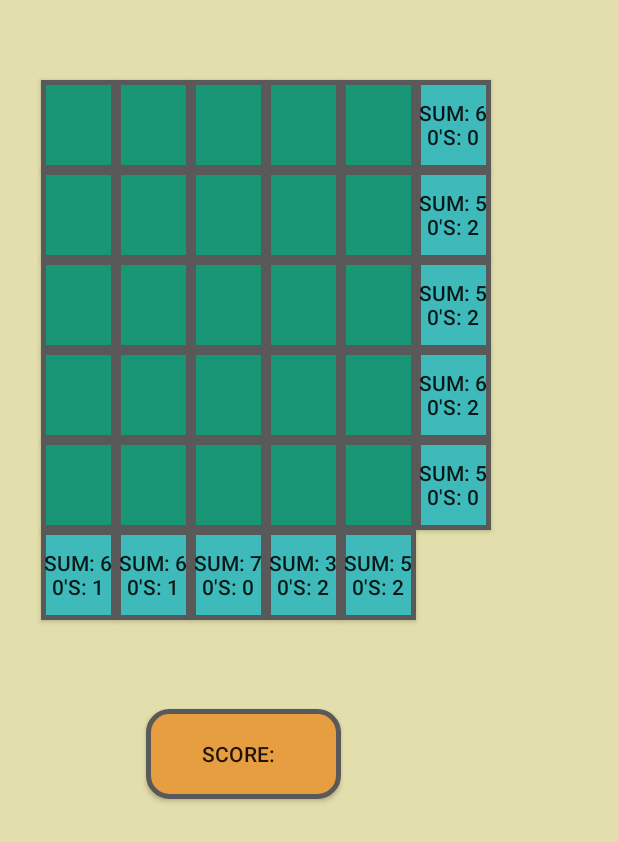
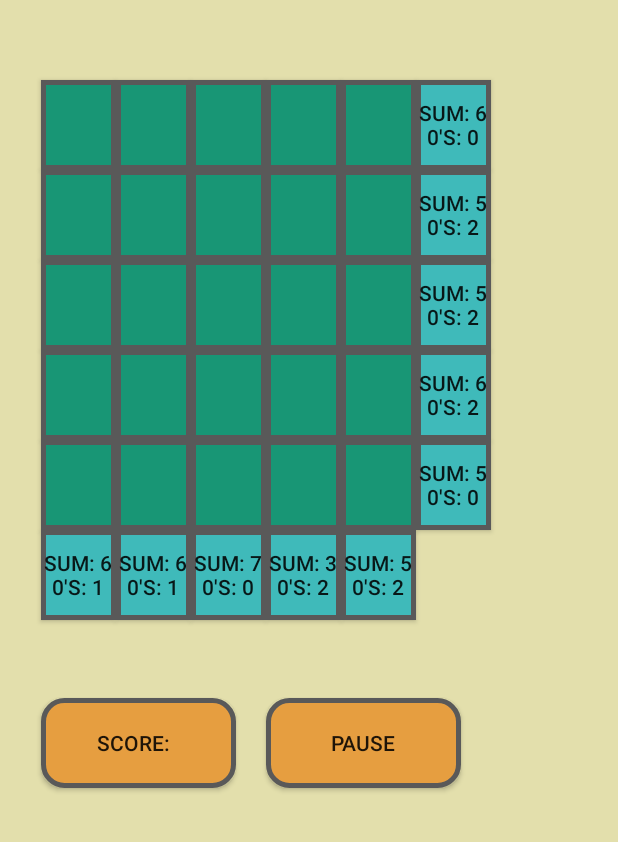
Before and after one commit to KennyWibowo/Flippy, an Android app: the BoardGame screen opened directly, with no data from a screen before it, on a phone screen of 412 x 824 dp. Shown: the top 842 px of the screen. Run offline under Robolectric (Android 15) with nearby library versions, the phone set to English and light mode, and no system bars.

```diff
--- a/app/src/main/res/layout/boardgame.xml
+++ b/app/src/main/res/layout/boardgame.xml
@@ -427,10 +427,19 @@
         android:text="Score:  "
         android:id="@+id/button36"
         android:background="@drawable/score"
-        android:layout_marginTop="59dp"
-        android:layout_below="@+id/button32"
-        android:layout_alignRight="@+id/button34"
-        android:layout_alignEnd="@+id/button34" />
+        android:layout_alignTop="@+id/button37"
+        android:layout_alignLeft="@+id/button31"
+        android:layout_alignStart="@+id/button31" />
 
+    <Button
+        android:layout_width="130dp"
+        android:layout_height="wrap_content"
+        android:text="Pause"
+        android:id="@+id/button37"
+        android:background="@drawable/score"
+        android:layout_below="@+id/button34"
+        android:layout_alignLeft="@+id/button34"
+        android:layout_alignStart="@+id/button34"
+        android:layout_marginTop="52dp" />
 
 </RelativeLayout>
```
Also changed, not shown: app/src/main/res/layout/activity_main.xml (+5 -6 lines), app/src/main/ic_launcher-web.png (added), app/src/main/res/drawable-nodpi/phone.jpg (added), app/src/main/res/mipmap-hdpi/ic_launcher.png, app/src/main/res/mipmap-hdpi/trumps.jpg (deleted), app/src/main/res/mipmap-mdpi/ic_launcher.png, app/src/main/res/mipmap-xhdpi/ic_launcher.png, app/src/main/res/mipmap-xxhdpi/ic_launcher.png, app/src/main/res/mipmap-xxxhdpi/ic_launcher.png.
